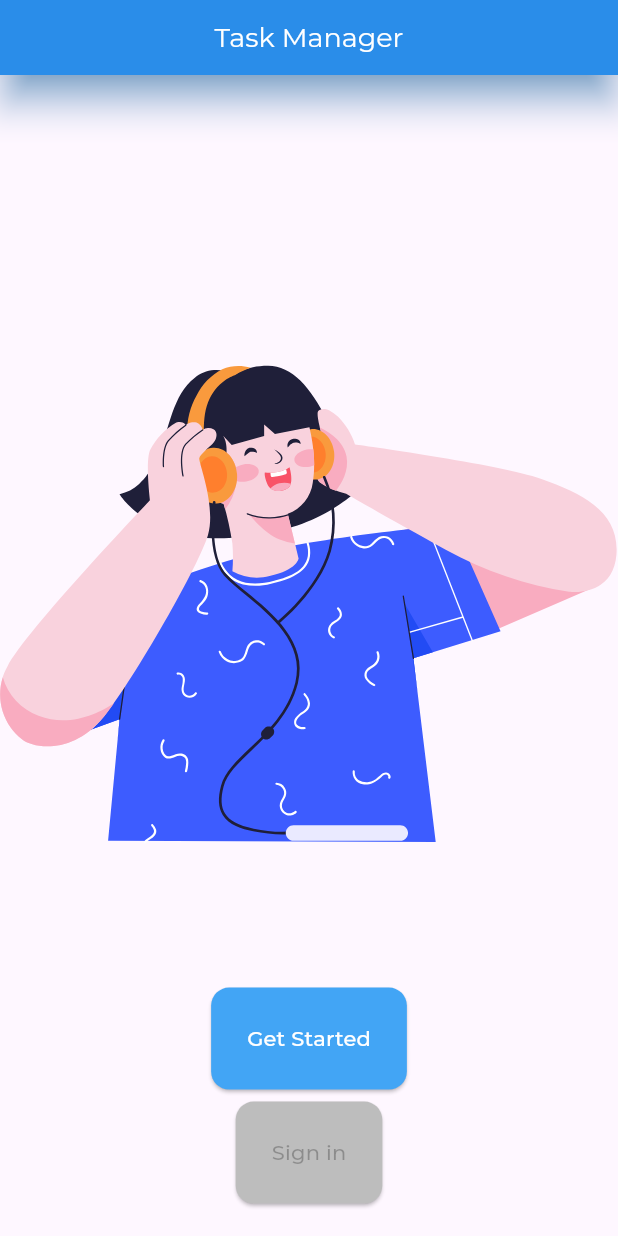
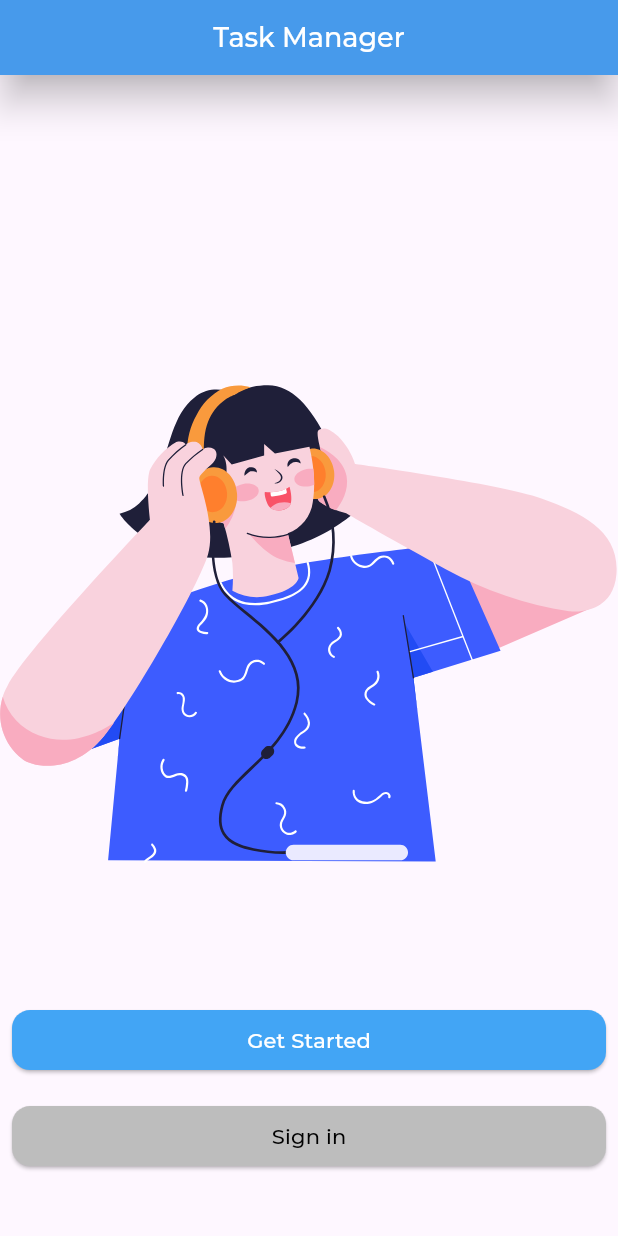
Before and after one commit to Adevictorolu/flutter_application_8, a Flutter app: the screen it shows after launch, after a tap on "Sign in", on a phone screen of 412 x 824 dp. Run offline on Flutter 3.47's test engine with Material 3 defaults, Android fonts, the phone set to English and light mode, and no system bars; our stand-ins replace flutter_svg, gap; project files that could hold a hidden picture were left out.

Commit message:
Added Now

```diff
--- a/lib/homeScreen.dart
+++ b/lib/homeScreen.dart
@@ -1,6 +1,7 @@
 // ignore_for_file: file_names
 
 import 'package:flutter/material.dart';
+import 'package:flutter_application_8/router/route.dart';
 import 'package:flutter_svg/flutter_svg.dart';
 import 'package:gap/gap.dart';
 
@@ -17,13 +18,17 @@ class _HomescreenState extends State<Homescreen> {
     return Scaffold(
       appBar: AppBar(
         elevation: 10,
-        shadowColor: Colors.blue,
-        backgroundColor: Colors.blue,
+        shadowColor: Colors.black,
+        backgroundColor: Colors.blue.shade400,
         toolbarHeight: 50,
         title: Center(
           child: Text(
             'Task Manager',
-            style: TextStyle(color: Colors.white, fontSize: 18),
+            style: TextStyle(
+              color: Colors.white,
+              fontSize: 18,
+              fontWeight: FontWeight.w500,
+            ),
           ),
         ),
       ),
@@ -36,21 +41,21 @@ class _HomescreenState extends State<Homescreen> {
             width: MediaQuery.of(context).size.width,
             height: MediaQuery.of(context).size.height * 0.7,
           ),
-          Gap(10),
           ButtonS(
             text: Text(
               'Get Started',
               style: TextStyle(color: Colors.white, fontSize: 14),
             ),
-            color: Colors.blue.shade400,
+            color: Colors.blue.shade400, onPressed: () {
+              Navigator.of(context).pushNamed(RouteManger.todopage);
+            },
           ),
-          Gap(8),
           ButtonS(
             text: Text(
               'Sign in',
-              style: TextStyle(color: Colors.black26, fontSize: 14),
+              style: TextStyle(color: Colors.black, fontSize: 14),
             ),
-            color: Colors.grey.shade400,
+            color: Colors.grey.shade400, onPressed: () {},
           ),
         ],
       ),
@@ -59,22 +64,31 @@ class _HomescreenState extends State<Homescreen> {
 }
 
 class ButtonS extends StatelessWidget {
-  const ButtonS({super.key, required this.text, required this.color});
+  const ButtonS({
+    super.key,
+    required this.text,
+    required this.color,
+    required this.onPressed,
+  });
 
   final Text text;
   final Color color;
+  final Function()? onPressed;
   @override
   Widget build(BuildContext context) {
-    return ElevatedButton(
-      style: ElevatedButton.styleFrom(
-        fixedSize: Size(double.infinity, 68),
-        backgroundColor: color,
-        shape: RoundedRectangleBorder(
-          borderRadius: BorderRadiusGeometry.all(Radius.circular(12)),
+    return Padding(
+      padding: const EdgeInsets.all(8.0),
+      child: ElevatedButton(
+        style: ElevatedButton.styleFrom(
+          fixedSize: Size(MediaQuery.of(context).size.width, 40),
+          backgroundColor: color,
+          shape: RoundedRectangleBorder(
+            borderRadius: BorderRadiusGeometry.all(Radius.circular(12)),
+          ),
         ),
+        onPressed: onPressed,
+        child: text,
       ),
-      onPressed: () {},
-      child: text,
     );
   }
 }
--- a/lib/main.dart
+++ b/lib/main.dart
@@ -1,5 +1,6 @@
 import 'package:flutter/material.dart';
 import 'package:flutter_application_8/homeScreen.dart';
+import 'package:flutter_application_8/router/route.dart';
 
 void main() {
   runApp(const PropelApp());
@@ -11,6 +12,8 @@ class PropelApp extends StatelessWidget {
   @override
   Widget build(BuildContext context) {
     return MaterialApp(
+      initialRoute: RouteManger.homepage,
+      onGenerateRoute: generateRoute,
       title: 'PROPEL Mentorship',
       theme: ThemeData( fontFamily: 'Montserrat'),
       debugShowCheckedModeBanner: false,
--- /dev/null
+++ b/lib/router/route.dart
@@ -0,0 +1,21 @@
+import 'package:flutter/material.dart';
+import 'package:flutter_application_8/homeScreen.dart';
+import 'package:flutter_application_8/todo.dart';
+
+class RouteManger{
+  static const String homepage = '/';
+  static const String todopage = '/todopage';
+}
+
+
+Route<dynamic>generateRoute(RouteSettings settings){
+  switch (settings.name) {
+    case '/': return MaterialPageRoute(builder: (context) {
+      return Homescreen();
+    },);
+    case '/todopage':return MaterialPageRoute(builder: (context) {
+      return TodaScreen();
+    },);
+    default: throw FormatException('Page Not Found');
+  }
+}
```
